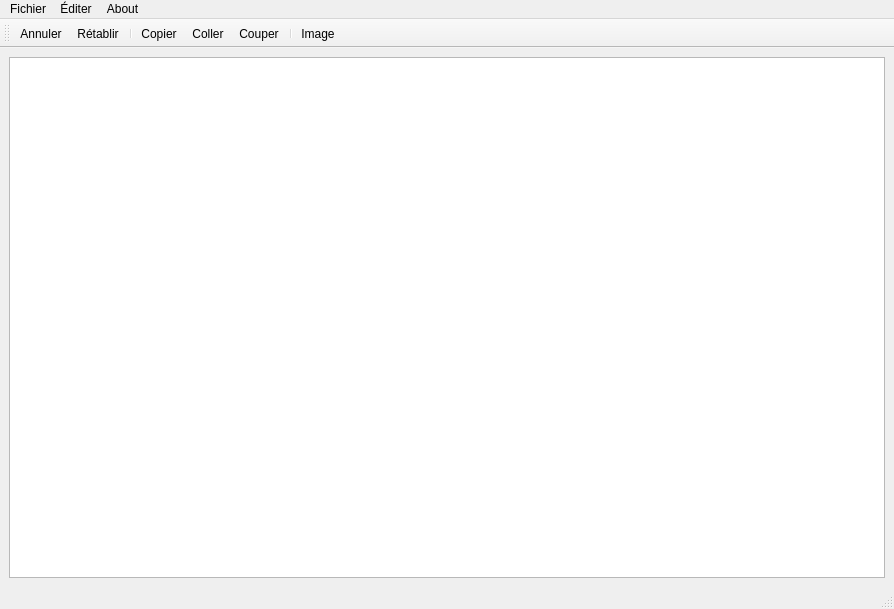
Before: the Qt Designer form notepad/notepad.ui in ANTHONUSS/ETUDES--SAE-201, drawn with Qt 5.
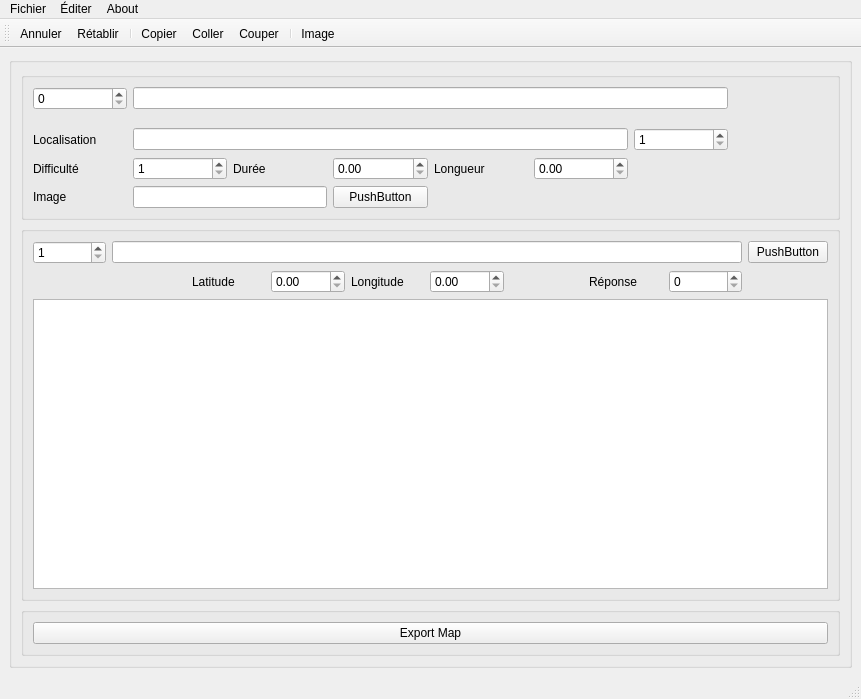
After: the same form once the commit is applied. Icons and pictures are not drawn.

What changed in the file:
```diff
--- a/notepad/notepad.ui
+++ b/notepad/notepad.ui
@@ -6,20 +6,202 @@
    <rect>
     <x>0</x>
     <y>0</y>
-    <width>894</width>
-    <height>609</height>
+    <width>861</width>
+    <height>699</height>
    </rect>
   </property>
+  <property name="sizePolicy">
+   <sizepolicy hsizetype="Expanding" vsizetype="Expanding">
+    <horstretch>0</horstretch>
+    <verstretch>0</verstretch>
+   </sizepolicy>
+  </property>
   <property name="windowTitle">
    <string>Notepad</string>
   </property>
   <widget class="QWidget" name="Widgetcentral">
-   <layout class="QVBoxLayout" name="verticalLayout">
+   <layout class="QHBoxLayout" name="horizontalLayout">
     <item>
-     <widget class="QTextEdit" name="textArea">
-      <property name="autoFormatting">
-       <set>QTextEdit::AutoFormattingFlag::AutoNone</set>
+     <widget class="QGroupBox" name="groupBox_2">
+      <property name="title">
+       <string/>
       </property>
+      <layout class="QVBoxLayout" name="verticalLayout">
+       <item>
+        <widget class="QGroupBox" name="groupBox">
+         <property name="title">
+          <string/>
+         </property>
+         <layout class="QGridLayout" name="gridLayout_2">
+          <item row="3" column="6">
+           <widget class="QSpinBox" name="dptInput">
+            <property name="minimum">
+             <number>1</number>
+            </property>
+            <property name="maximum">
+             <number>99</number>
+            </property>
+           </widget>
+          </item>
+          <item row="4" column="0">
+           <widget class="QLabel" name="DifficulteLabel">
+            <property name="text">
+             <string>Difficulté</string>
+            </property>
+           </widget>
+          </item>
+          <item row="0" column="7" rowspan="4">
+           <widget class="QLabel" name="sideImage">
+            <property name="text">
+             <string>&lt;html&gt;&lt;head/&gt;&lt;body&gt;&lt;p&gt;&lt;img src=&quot;:/Personnages/personnages-parcours/zecolo.png&quot;/&gt;&lt;/p&gt;&lt;/body&gt;&lt;/html&gt;</string>
+            </property>
+           </widget>
+          </item>
+          <item row="4" column="1">
+           <widget class="QSpinBox" name="diffuculteInput">
+            <property name="minimum">
+             <number>1</number>
+            </property>
+            <property name="maximum">
+             <number>5</number>
+            </property>
+           </widget>
+          </item>
+          <item row="6" column="3">
+           <widget class="QPushButton" name="pushButton">
+            <property name="text">
+             <string>PushButton</string>
+            </property>
+           </widget>
+          </item>
+          <item row="6" column="0">
+           <widget class="QLabel" name="label">
+            <property name="text">
+             <string>Image</string>
+            </property>
+           </widget>
+          </item>
+          <item row="3" column="1" colspan="5">
+           <widget class="QLineEdit" name="localisationInput"/>
+          </item>
+          <item row="4" column="2">
+           <widget class="QLabel" name="dureeLabel">
+            <property name="text">
+             <string>Durée</string>
+            </property>
+           </widget>
+          </item>
+          <item row="6" column="1" colspan="2">
+           <widget class="QLineEdit" name="lineEdit"/>
+          </item>
+          <item row="4" column="5">
+           <widget class="QDoubleSpinBox" name="longueurInput"/>
+          </item>
+          <item row="0" column="1" colspan="6">
+           <widget class="QLineEdit" name="nomParcours"/>
+          </item>
+          <item row="4" column="4">
+           <widget class="QLabel" name="longueurLabel">
+            <property name="text">
+             <string>Longueur</string>
+            </property>
+           </widget>
+          </item>
+          <item row="4" column="3">
+           <widget class="QDoubleSpinBox" name="dureeInput"/>
+          </item>
+          <item row="3" column="0">
+           <widget class="QLabel" name="localisationLabel">
+            <property name="text">
+             <string>Localisation</string>
+            </property>
+           </widget>
+          </item>
+          <item row="0" column="0">
+           <widget class="QSpinBox" name="spinBox_2"/>
+          </item>
+         </layout>
+        </widget>
+       </item>
+       <item>
+        <widget class="QGroupBox" name="groupBox_3">
+         <property name="title">
+          <string/>
+         </property>
+         <layout class="QGridLayout" name="gridLayout_3">
+          <item row="1" column="10">
+           <widget class="QDoubleSpinBox" name="doubleSpinBox_2"/>
+          </item>
+          <item row="1" column="9">
+           <widget class="QLabel" name="label_5">
+            <property name="text">
+             <string>Longitude</string>
+            </property>
+           </widget>
+          </item>
+          <item row="1" column="7">
+           <widget class="QLabel" name="label_2">
+            <property name="text">
+             <string>Latitude</string>
+            </property>
+           </widget>
+          </item>
+          <item row="1" column="13">
+           <widget class="QSpinBox" name="spinBox"/>
+          </item>
+          <item row="2" column="5" colspan="10">
+           <widget class="QTextEdit" name="textArea"/>
+          </item>
+          <item row="1" column="12">
+           <widget class="QLabel" name="label_4">
+            <property name="text">
+             <string>Réponse</string>
+            </property>
+           </widget>
+          </item>
+          <item row="0" column="5">
+           <widget class="QSpinBox" name="numEtape">
+            <property name="minimum">
+             <number>1</number>
+            </property>
+            <property name="maximum">
+             <number>99</number>
+            </property>
+           </widget>
+          </item>
+          <item row="1" column="8">
+           <widget class="QDoubleSpinBox" name="doubleSpinBox"/>
+          </item>
+          <item row="0" column="14">
+           <widget class="QPushButton" name="pushButton_2">
+            <property name="text">
+             <string>PushButton</string>
+            </property>
+           </widget>
+          </item>
+          <item row="0" column="6" colspan="8">
+           <widget class="QLineEdit" name="lineEdit_2"/>
+          </item>
+         </layout>
+        </widget>
+       </item>
+       <item>
+        <widget class="QGroupBox" name="groupBox_4">
+         <property name="title">
+          <string/>
+         </property>
+         <layout class="QGridLayout" name="gridLayout">
+          <item row="0" column="0">
+           <widget class="QPushButton" name="pushButton_3">
+            <property name="text">
+             <string>Export Map</string>
+            </property>
+           </widget>
+          </item>
+         </layout>
+        </widget>
+       </item>
+      </layout>
      </widget>
     </item>
    </layout>
@@ -29,7 +211,7 @@
     <rect>
      <x>0</x>
      <y>0</y>
-     <width>894</width>
+     <width>861</width>
      <height>33</height>
     </rect>
    </property>
```
